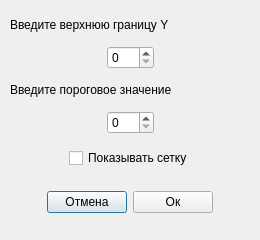
This is settings.ui in WTFTrick/TestMutomo as Qt 5 draws it before an edit. The edited form follows.
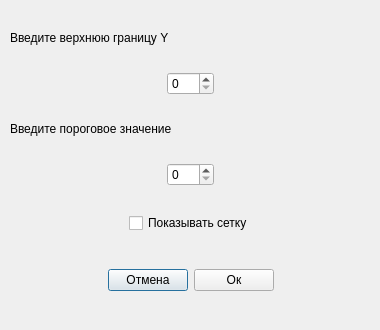
This is the edited form.

Commit message: Save state of checkbox in settings.conf

Patch:
```diff
--- a/settings.ui
+++ b/settings.ui
@@ -6,8 +6,8 @@
    <rect>
     <x>0</x>
     <y>0</y>
-    <width>260</width>
-    <height>240</height>
+    <width>380</width>
+    <height>330</height>
    </rect>
   </property>
   <property name="sizePolicy">
@@ -18,14 +18,14 @@
   </property>
   <property name="minimumSize">
    <size>
-    <width>260</width>
-    <height>240</height>
+    <width>380</width>
+    <height>330</height>
    </size>
   </property>
   <property name="maximumSize">
    <size>
-    <width>260</width>
-    <height>240</height>
+    <width>380</width>
+    <height>330</height>
    </size>
   </property>
   <property name="windowTitle">
@@ -36,8 +36,8 @@
     <rect>
      <x>10</x>
      <y>10</y>
-     <width>241</width>
-     <height>221</height>
+     <width>361</width>
+     <height>311</height>
     </rect>
    </property>
    <layout class="QGridLayout" name="gridLayout">
```
The commit also changes 2 other files.
